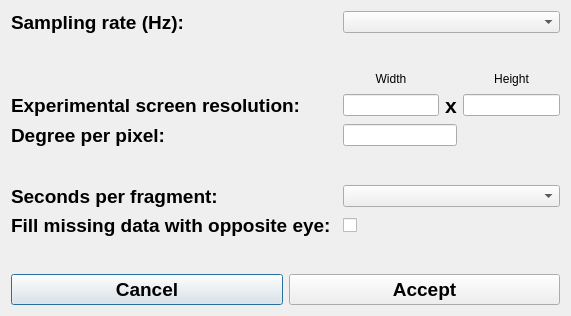
jamesalvarez/grafix-coder, file DialogConfig.ui: the form before one commit.
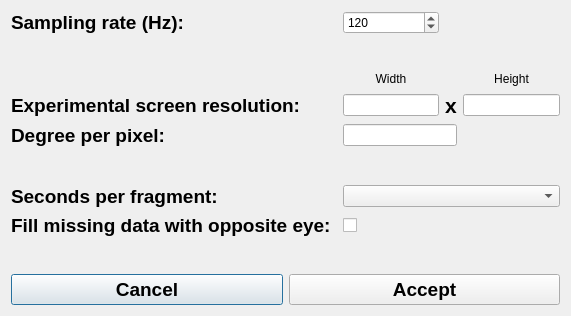
The form after the commit.

Commit message: hz setting is now a spin box

Patch:
```diff
--- a/DialogConfig.ui
+++ b/DialogConfig.ui
@@ -229,9 +229,6 @@
      </property>
     </widget>
    </item>
-   <item row="0" column="2" colspan="3">
-    <widget class="QComboBox" name="combo_HZ"/>
-   </item>
    <item row="5" column="0">
     <widget class="QLabel" name="label_8">
      <property name="text">
@@ -239,6 +236,22 @@
      </property>
     </widget>
    </item>
+   <item row="0" column="2">
+    <widget class="QSpinBox" name="spinBoxHz">
+     <property name="minimum">
+      <number>10</number>
+     </property>
+     <property name="maximum">
+      <number>1000</number>
+     </property>
+     <property name="singleStep">
+      <number>5</number>
+     </property>
+     <property name="value">
+      <number>120</number>
+     </property>
+    </widget>
+   </item>
   </layout>
  </widget>
  <resources/>
```
The commit also changes 2 other files.
